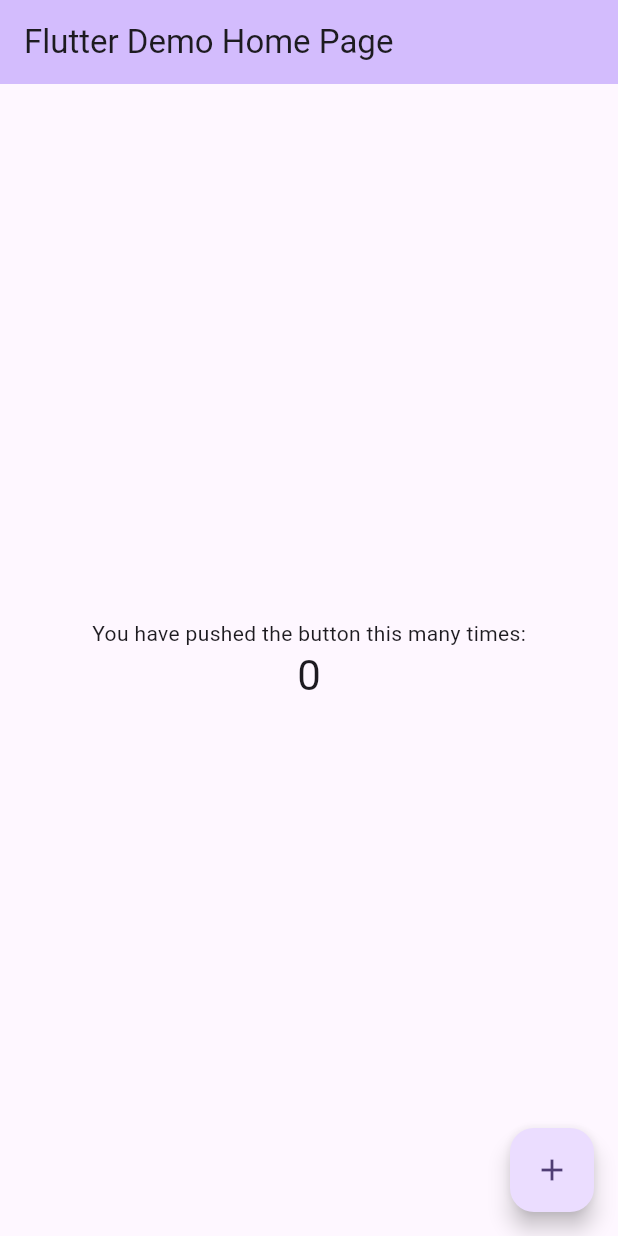
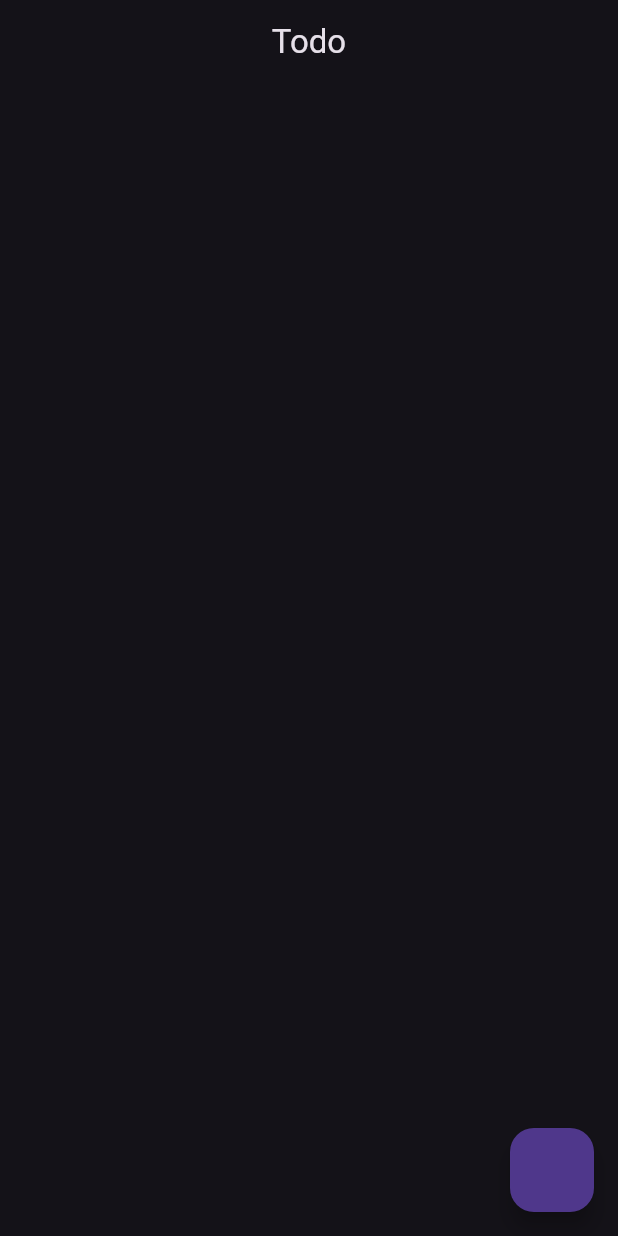
Before and after one commit to JesbinJose/Todo-Using-bloc, a Flutter app: the screen it shows after launch, on a phone screen of 412 x 824 dp. Run offline on Flutter 3.47's test engine with Material 3 defaults, Android fonts, the phone set to English and light mode, and no system bars; our stand-ins replace bloc, flutter_bloc, hive, hive_flutter; accounts and stored records are empty.

Commit message:
final commit

```diff
--- /dev/null
+++ b/lib/bloc/todo_bloc.dart
@@ -0,0 +1,25 @@
+import 'package:bloc/bloc.dart';
+import 'package:todo_using_bloc/hive/hive.dart';
+import 'package:todo_using_bloc/models/todo_model.dart';
+
+part 'todo_event.dart';
+part 'todo_state.dart';
+
+class TodoBloc extends Bloc<TodoEvent, TodoState> {
+  TodoBloc() : super(TodoInitialState(HiveImplementation().getAllTodos())) {
+    on<TodoAddEvent>((event, emit) async {
+      final Todo todo = Todo(name: event.data, time: DateTime.now());
+      await HiveImplementation().add(todo, todo.time.millisecond);
+      emit(TodoUpdatedState([...state.todos, todo]));
+    });
+    on<TodoRemoveEvent>((event, emit) async {
+      for (Todo e in state.todos) {
+        if (e.time.millisecond == event.id) {
+          state.todos.remove(e);
+        }
+      }
+      await HiveImplementation().delete(event.id);
+      emit(TodoUpdatedState([...state.todos]));
+    });
+  }
+}
--- /dev/null
+++ b/lib/bloc/todo_event.dart
@@ -0,0 +1,15 @@
+part of 'todo_bloc.dart';
+
+sealed class TodoEvent {}
+
+final class TodoAddEvent extends TodoEvent {
+  final String data;
+  TodoAddEvent(this.data);
+}
+
+final class TodoRemoveEvent extends TodoEvent {
+  final int id;
+  TodoRemoveEvent(this.id);
+}
+
+final class TodoRemoveAllEvent extends TodoEvent {}
--- /dev/null
+++ b/lib/bloc/todo_state.dart
@@ -0,0 +1,14 @@
+part of 'todo_bloc.dart';
+
+sealed class TodoState {
+  final List<Todo> todos;
+  TodoState(this.todos);
+}
+
+final class TodoInitialState extends TodoState {
+  TodoInitialState(super.todos);
+}
+
+final class TodoUpdatedState extends TodoState{
+  TodoUpdatedState(super.todos);
+}
--- /dev/null
+++ b/lib/hive/hive.dart
@@ -0,0 +1,51 @@
+import 'package:hive_flutter/adapters.dart';
+import 'package:todo_using_bloc/hive/hive_textcases.dart';
+import 'package:todo_using_bloc/models/todo_model.dart';
+
+class HiveImplementation implements HiveTodoTestCases {
+  static late Box<Todo> _box;
+
+  @override
+  Future<void> init() async {
+    Hive.initFlutter();
+    Hive.registerAdapter(TodoAdapter());
+    _box = await Hive.openBox<Todo>('tasks');
+  }
+
+  @override
+  Future<bool> add(Todo task, int id) async {
+    try {
+      await _box.put(id, task);
+      return true;
+    } catch (_) {
+      return false;
+    }
+  }
+
+  @override
+  Future<bool> delete(int id) async {
+    try {
+      await _box.delete(id);
+      return true;
+    } catch (e) {
+      return false;
+    }
+  }
+
+  @override
+  Future<bool> deleteAll() async {
+    try {
+      await _box.clear();
+      return true;
+    } catch (e) {
+      return false;
+    }
+  }
+
+  @override
+  List<Todo> getAllTodos() {
+    final List<Todo> tasks = _box.values.toList();
+    tasks.sort((a, b) => a.time.compareTo(b.time));
+    return tasks;
+  }
+}
--- /dev/null
+++ b/lib/hive/hive_textcases.dart
@@ -0,0 +1,9 @@
+import 'package:todo_using_bloc/models/todo_model.dart';
+
+abstract class HiveTodoTestCases {
+  Future<void> init();
+  Future<bool> add(Todo task,int id);
+  Future<bool> delete(int id);
+  List<Todo> getAllTodos();
+  Future<bool> deleteAll();
+}
--- a/lib/main.dart
+++ b/lib/main.dart
@@ -1,125 +1,27 @@
 import 'package:flutter/material.dart';
+import 'package:flutter_bloc/flutter_bloc.dart';
+import 'package:todo_using_bloc/bloc/todo_bloc.dart';
+import 'package:todo_using_bloc/hive/hive.dart';
+import 'package:todo_using_bloc/presentation/home/home.dart';
 
-void main() {
+void main() async {
+  WidgetsFlutterBinding.ensureInitialized();
+  await HiveImplementation().init();
   runApp(const MyApp());
 }
 
 class MyApp extends StatelessWidget {
   const MyApp({super.key});
 
-  // This widget is the root of your application.
   @override
   Widget build(BuildContext context) {
-    return MaterialApp(
-      title: 'Flutter Demo',
-      theme: ThemeData(
-        // This is the theme of your application.
-        //
-        // TRY THIS: Try running your application with "flutter run". You'll see
-        // the application has a purple toolbar. Then, without quitting the app,
-        // try changing the seedColor in the colorScheme below to Colors.green
-        // and then invoke "hot reload" (save your changes or press the "hot
-        // reload" button in a Flutter-supported IDE, or press "r" if you used
-        // the command line to start the app).
-        //
-        // Notice that the counter didn't reset back to zero; the application
-        // state is not lost during the reload. To reset the state, use hot
-        // restart instead.
-        //
-        // This works for code too, not just values: Most code changes can be
-        // tested with just a hot reload.
-        colorScheme: ColorScheme.fromSeed(seedColor: Colors.deepPurple),
-        useMaterial3: true,
+    return BlocProvider(
+      create: (context) => TodoBloc(),
+      child: MaterialApp(
+        title: 'Todo app',
+        theme: ThemeData.dark(),
+        home: const HomeScreen(),
       ),
-      home: const MyHomePage(title: 'Flutter Demo Home Page'),
     );
   }
 }
-
-class MyHomePage extends StatefulWidget {
-  const MyHomePage({super.key, required this.title});
-
-  // This widget is the home page of your application. It is stateful, meaning
-  // that it has a State object (defined below) that contains fields that affect
-  // how it looks.
-
-  // This class is the configuration for the state. It holds the values (in this
-  // case the title) provided by the parent (in this case the App widget) and
-  // used by the build method of the State. Fields in a Widget subclass are
-  // always marked "final".
-
-  final String title;
-
-  @override
-  State<MyHomePage> createState() => _MyHomePageState();
-}
-
-class _MyHomePageState extends State<MyHomePage> {
-  int _counter = 0;
-
-  void _incrementCounter() {
-    setState(() {
-      // This call to setState tells the Flutter framework that something has
-      // changed in this State, which causes it to rerun the build method below
-      // so that the display can reflect the updated values. If we changed
-      // _counter without calling setState(), then the build method would not be
-      // called again, and so nothing would appear to happen.
-      _counter++;
-    });
-  }
-
-  @override
-  Widget build(BuildContext context) {
-    // This method is rerun every time setState is called, for instance as done
-    // by the _incrementCounter method above.
-    //
-    // The Flutter framework has been optimized to make rerunning build methods
-    // fast, so that you can just rebuild anything that needs updating rather
-    // than having to individually change instances of widgets.
-    return Scaffold(
-      appBar: AppBar(
-        // TRY THIS: Try changing the color here to a specific color (to
-        // Colors.amber, perhaps?) and trigger a hot reload to see the AppBar
-        // change color while the other colors stay the same.
-        backgroundColor: Theme.of(context).colorScheme.inversePrimary,
-        // Here we take the value from the MyHomePage object that was created by
-        // the App.build method, and use it to set our appbar title.
-        title: Text(widget.title),
-      ),
-      body: Center(
-        // Center is a layout widget. It takes a single child and positions it
-        // in the middle of the parent.
-        child: Column(
-          // Column is also a layout widget. It takes a list of children and
-          // arranges them vertically. By default, it sizes itself to fit its
-          // children horizontally, and tries to be as tall as its parent.
-          //
-          // Column has various properties to control how it sizes itself and
-          // how it positions its children. Here we use mainAxisAlignment to
-          // center the children vertically; the main axis here is the vertical
-          // axis because Columns are vertical (the cross axis would be
-          // horizontal).
-          //
-          // TRY THIS: Invoke "debug painting" (choose the "Toggle Debug Paint"
-          // action in the IDE, or press "p" in the console), to see the
-          // wireframe for each widget.
-          mainAxisAlignment: MainAxisAlignment.center,
-          children: <Widget>[
-            const Text(
-              'You have pushed the button this many times:',
-            ),
-            Text(
-              '$_counter',
-              style: Theme.of(context).textTheme.headlineMedium,
-            ),
-          ],
-        ),
-      ),
-      floatingActionButton: FloatingActionButton(
-        onPressed: _incrementCounter,
-        tooltip: 'Increment',
-        child: const Icon(Icons.add),
-      ), // This trailing comma makes auto-formatting nicer for build methods.
-    );
-  }
-}
--- /dev/null
+++ b/lib/models/todo_model.dart
@@ -0,0 +1,15 @@
+import 'package:hive/hive.dart';
+
+part 'todo_model.g.dart';
+
+@HiveType(typeId: 1)
+class Todo extends HiveObject {
+  @HiveField(0)
+  final String name;
+  @HiveField(1)
+  final DateTime time;
+  Todo({
+    required this.name,
+    required this.time,
+  });
+}
--- /dev/null
+++ b/lib/presentation/home/home.dart
@@ -0,0 +1,61 @@
+import 'package:flutter/material.dart';
+import 'package:flutter_bloc/flutter_bloc.dart';
+import 'package:todo_using_bloc/bloc/todo_bloc.dart';
+import 'package:todo_using_bloc/presentation/home/widgets/bottom_sheet.dart';
+
+class HomeScreen extends StatelessWidget {
+  const HomeScreen({super.key});
+
+  @override
+  Widget build(BuildContext context) {
+    return Scaffold(
+      appBar: AppBar(
+        title: const Text('Todo'),
+        centerTitle: true,
+      ),
+      body: BlocBuilder<TodoBloc, TodoState>(
+        builder: (context, state) {
+          return ListView.builder(
+            itemCount: state.todos.length,
+            itemBuilder: (context, index) {
+              final task = state.todos[index];
+              return Container(
+                margin: const EdgeInsets.symmetric(
+                  horizontal: 15,
+                  vertical: 10,
+                ),
+                decoration: BoxDecoration(
+                  borderRadius: BorderRadius.circular(12),
+                  color: Colors.white.withOpacity(0.1),
+                ),
+                child: ClipRRect(
+                  borderRadius: BorderRadius.circular(12),
+                  child: ListTile(
+                    title: Text(task.name),
+                    style: ListTileStyle.list,
+                    trailing: IconButton(
+                      onPressed: () => context.read<TodoBloc>().add(
+                            TodoRemoveEvent(
+                              task.time.millisecond,
+                            ),
+                          ),
+                      icon: const Icon(Icons.delete_forever),
+                    ),
+                  ),
+                ),
+              );
+            },
+          );
+        },
+      ),
+      floatingActionButton: FloatingActionButton(
+        onPressed: () {
+          showModalBottomSheet(
+            builder: (context) => MyTaskAddBottomSheet(),
+            context: context,
+          );
+        },
+      ),
+    );
+  }
+}
```
Also changed, not shown: lib/presentation/home/widgets/bottom_sheet.dart (added, +64 -0 lines), pubspec.yaml (+7 -0 lines), lib/models/todo_model.g.dart (added), pubspec.lock, 1 other file.
